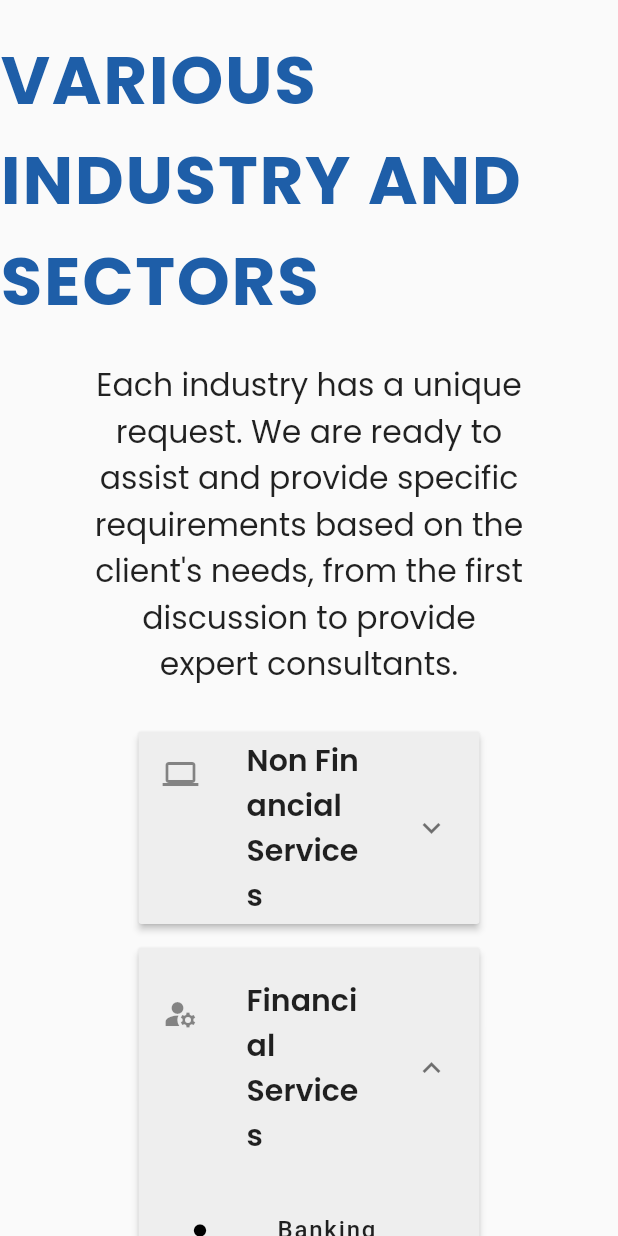
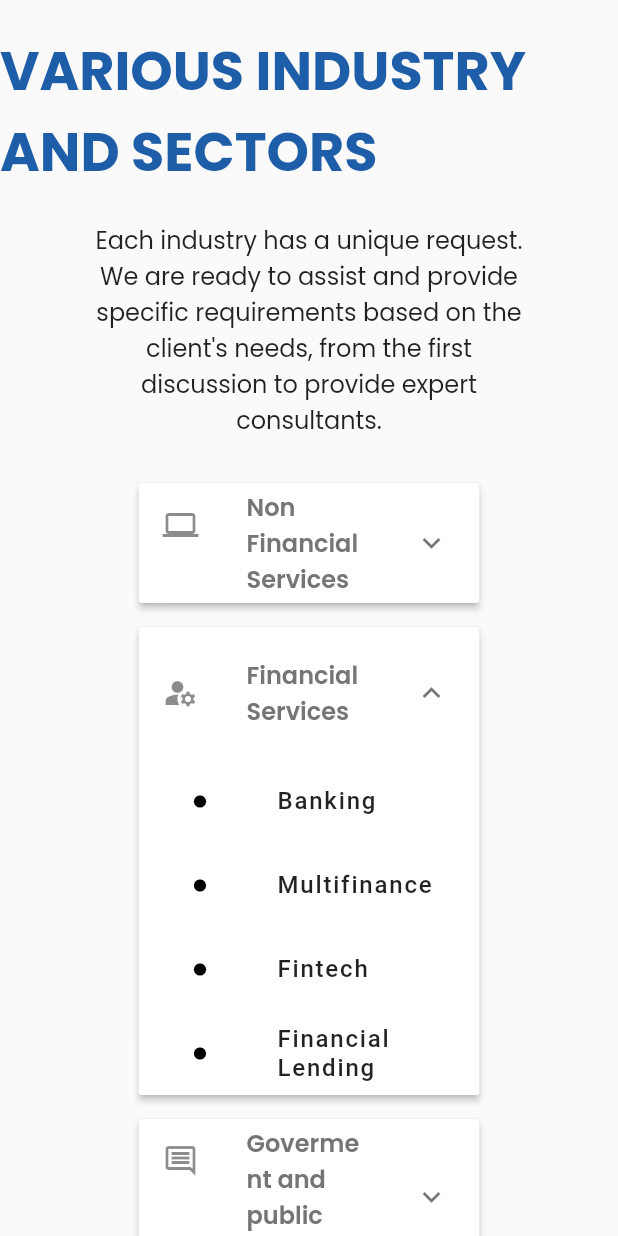
Before and after one commit to budiprasetyo144/multi_cloud, a Flutter app: the Home5_industry widget shown alone on an empty page, opened directly, on a phone screen of 412 x 824 dp. Run offline on Flutter 3.47's test engine with Material 2 defaults, Android fonts, the phone set to English and light mode, and no system bars; our stand-ins replace file_picker, font_awesome_flutter, google_fonts, show_up_animation; missing offline and left inert: side_navigation; statements that could not run were skipped.

Commit message:
update font home 5

```diff
--- a/lib/screen/home5.dart
+++ b/lib/screen/home5.dart
@@ -34,10 +34,9 @@ class _Home5_industryState extends State<Home5_industry> {
             child: (Text(
               "VARIOUS INDUSTRY AND SECTORS",
               style: GoogleFonts.poppins(
-                  fontSize: 45,
+                  fontSize: 36,
                   color: Color(0xff1e5ea8),
-                  fontWeight: FontWeight.bold,
-                  letterSpacing: 1.1),
+                  fontWeight: FontWeight.bold,),
             )),
           ),
           Container(
@@ -45,7 +44,7 @@ class _Home5_industryState extends State<Home5_industry> {
                 horizontal: screenSize.width * 0.15, vertical: 20),
             child: Text(
               'Each industry has a unique request. We are ready to assist and provide specific requirements based on the client\'s needs, from the first discussion to provide expert consultants.',
-              style: GoogleFonts.poppins(fontSize: 21),
+              style: GoogleFonts.poppins(fontSize: 16),
               textAlign: TextAlign.center,
             ),
           ),
--- a/lib/widget/expansion.dart
+++ b/lib/widget/expansion.dart
@@ -26,7 +26,6 @@ class Expansionpaneltate extends State<Expansionpanel> {
           },
           children: items.map((ExpansionpanelItem item) {
             return ExpansionPanelRadio(
-              backgroundColor: Colors.grey[200],
               canTapOnHeader: true,
               value: item.title,
               headerBuilder: (BuildContext context, bool isExpanded) {
@@ -38,8 +37,9 @@ class Expansionpaneltate extends State<Expansionpanel> {
                       item.title,
                       textAlign: TextAlign.left,
                       style: GoogleFonts.poppins(
-                        fontSize: 20.0,
+                        fontSize: 16.0,
                         fontWeight: FontWeight.w600,
+                        color: Colors.grey[600]
                       ),
                     ));
               },
@@ -110,7 +110,7 @@ Container _judulposisi (){
       'Position: ',
       textAlign: TextAlign.start,
       style: TextStyle(
-        fontSize: 17.0,
+        fontSize: 16.0,
         fontWeight: FontWeight.w400,
       ),
     ),
```
